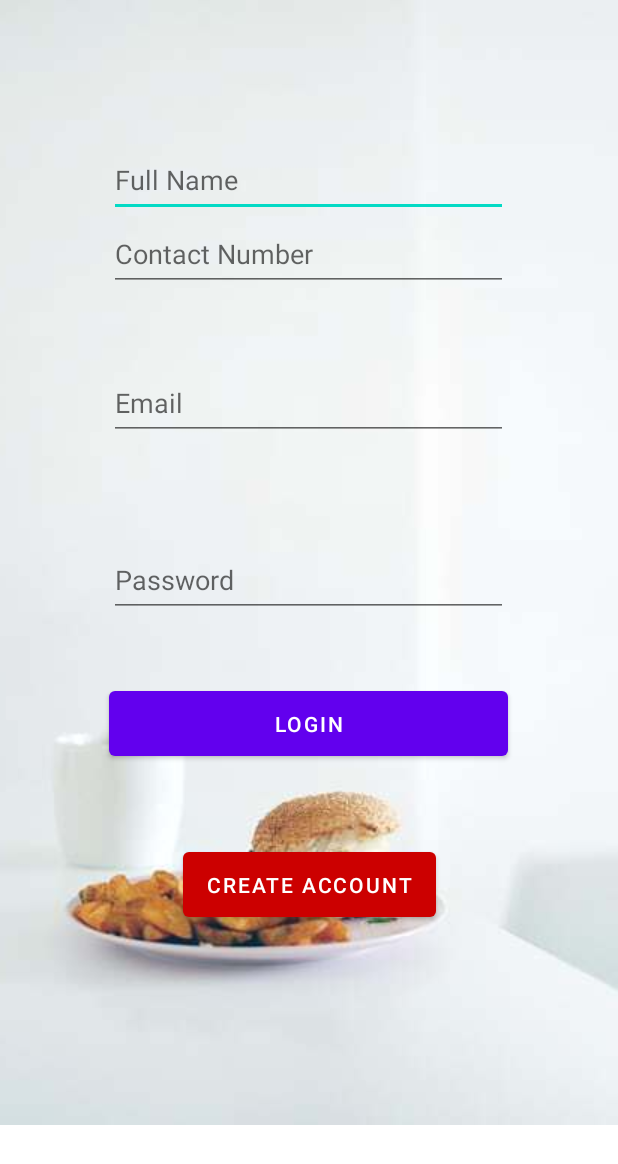
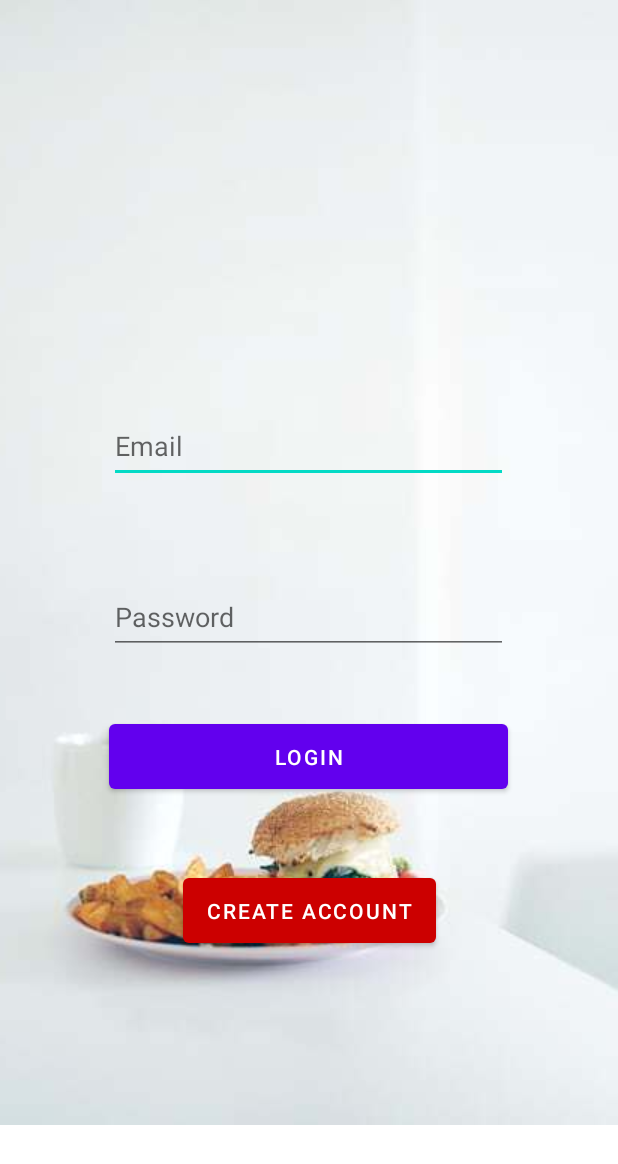
Before and after one commit to kryan717/hometohome, an Android app: the layout login_account.xml on its own in the app's theme, with its tools: preview values and no code run, on a phone screen of 412 x 824 dp. Shown: the top 1164 px of the screen. Run offline under Robolectric (Android 15) with nearby library versions, the phone set to English and light mode, and no system bars.

Commit message:
fixed login page

```diff
--- a/app/src/main/java/com/example/home_to_home/SetLocation.java
+++ b/app/src/main/java/com/example/home_to_home/SetLocation.java
@@ -26,8 +26,8 @@ public class SetLocation extends AppCompatActivity {
 
         city = (EditText) findViewById(R.id.city);
         state = (EditText) findViewById(R.id.state);
-        zipcode = (EditText) findViewById(R.id.country);
-        country = (EditText) findViewById(R.id.zip);
+        zipcode = (EditText) findViewById(R.id.zip);
+        country = (EditText) findViewById(R.id.country);
 
         mAuth = FirebaseAuth.getInstance();
 
--- a/app/src/main/res/layout/login_account.xml
+++ b/app/src/main/res/layout/login_account.xml
@@ -8,53 +8,24 @@
     android:layout_height="match_parent" >
 
     <FrameLayout
+        android:id="@+id/frameLayout"
         android:layout_width="match_parent"
-        android:layout_height="match_parent" >
+        android:layout_height="match_parent">
 
-    <ImageView
+        <ImageView
+            android:layout_width="wrap_content"
+            android:layout_height="wrap_content"
+            android:scaleType="centerCrop"
             android:src="@drawable/burger"
-            android:scaleType="centerCrop"
-            android:layout_height="wrap_content"
-            android:layout_width="wrap_content"
             tools:ignore="MissingConstraints" />
     </FrameLayout>
 
-
-
-    <EditText
-        android:id="@+id/name"
-        android:layout_width="wrap_content"
-        android:layout_height="wrap_content"
-        android:ems="10"
-        android:hint="Full Name"
-        android:inputType="textPersonName"
-        android:minWidth="266dp"
-        android:minHeight="49dp"
-        app:layout_constraintBottom_toBottomOf="parent"
-        app:layout_constraintEnd_toEndOf="parent"
-        app:layout_constraintHorizontal_bias="0.496"
-        app:layout_constraintStart_toStartOf="parent"
-        app:layout_constraintTop_toTopOf="parent"
-        app:layout_constraintVertical_bias="0.123" />
-
-    <EditText
-        android:id="@+id/contact_number"
-        android:layout_width="wrap_content"
-        android:layout_height="wrap_content"
-        android:ems="10"
-        android:hint="Contact Number"
-        android:inputType="phone"
-        android:minWidth="266dp"
-        android:minHeight="49dp"
-        app:layout_constraintEnd_toEndOf="parent"
-        app:layout_constraintHorizontal_bias="0.496"
-        app:layout_constraintStart_toStartOf="parent"
-        app:layout_constraintTop_toBottomOf="@+id/name" />
 
     <EditText
         android:id="@+id/email"
         android:layout_width="wrap_content"
         android:layout_height="wrap_content"
+        android:layout_marginTop="225dp"
         android:ems="10"
         android:hint="Email"
         android:inputType="textEmailAddress"
@@ -64,7 +35,7 @@
         app:layout_constraintEnd_toEndOf="parent"
         app:layout_constraintHorizontal_bias="0.496"
         app:layout_constraintStart_toStartOf="parent"
-        app:layout_constraintTop_toBottomOf="@+id/contact_number"
+        app:layout_constraintTop_toTopOf="@+id/frameLayout"
         app:layout_constraintVertical_bias="0.086" />
 
     <EditText
--- a/app/src/main/res/layout/set_location.xml
+++ b/app/src/main/res/layout/set_location.xml
@@ -94,6 +94,7 @@
         android:minWidth="266dp"
         android:minHeight="49dp"
         android:text="@string/set_location"
+        android:onClick="setLocationBtn"
         app:layout_constraintBottom_toBottomOf="parent"
         app:layout_constraintEnd_toEndOf="parent"
         app:layout_constraintHorizontal_bias="0.496"
--- a/app/src/main/res/values/strings.xml
+++ b/app/src/main/res/values/strings.xml
@@ -15,4 +15,9 @@
     <string name="country">Country</string>
     <string name="state">State</string>
     <string name="city">City</string>
+    <string name="full_name">Full Name</string>
+    <string name="contact_number">Contact Number</string>
+    <string name="email">Email</string>
+    <string name="password">Password</string>
+    <string name="create_account">Create Account</string>
 </resources>
```
Also changed, not shown: app/src/main/res/layout/create_account.xml (+13 -9 lines), 8 other files.
